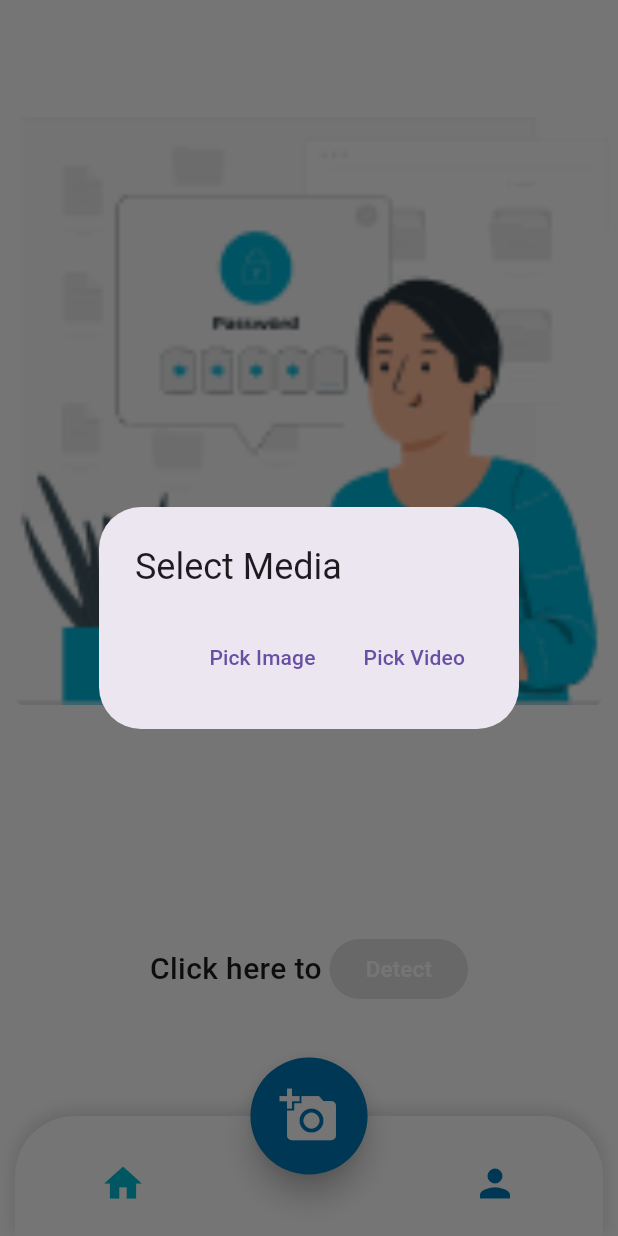
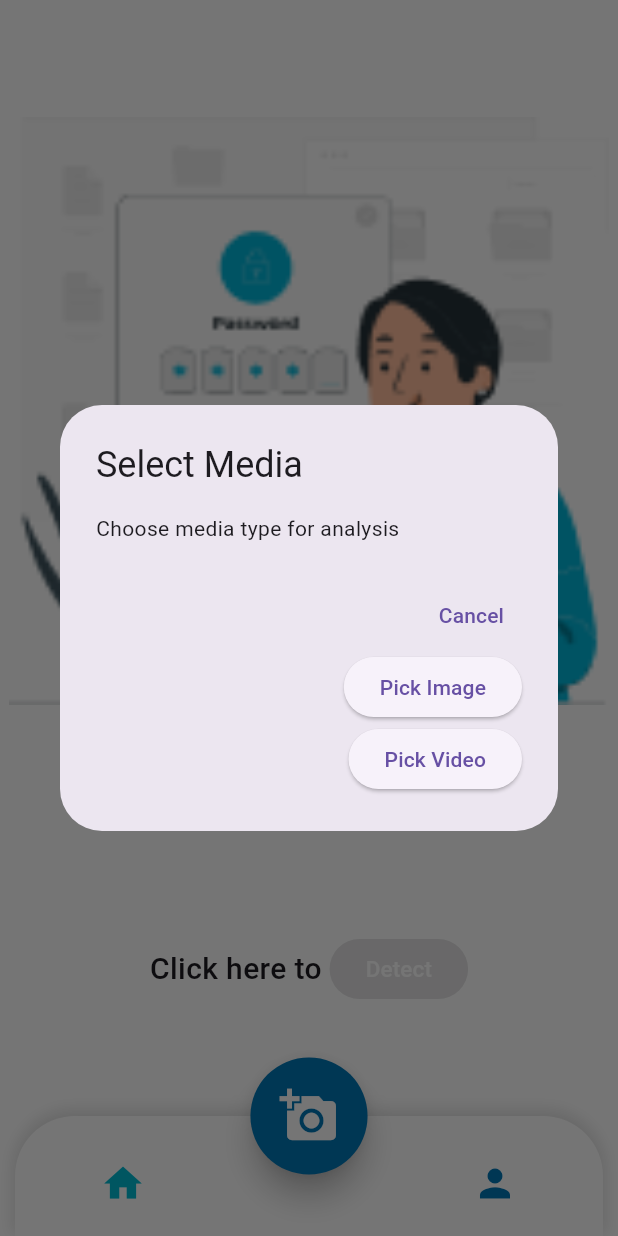
Before and after one commit to HasnaaHabib1/deefake_app, a Flutter app: the HomePage screen opened by its route, after a tap on the "add a photo" icon, on a phone screen of 412 x 824 dp. Run offline on Flutter 3.47's test engine with Material 3 defaults, Android fonts, the phone set to English and light mode, and no system bars; our stand-ins replace dio, flutter_secure_storage, image_picker, video_player; accounts and stored records are empty.

Commit message:
fix issue of video analyise

```diff
--- a/lib/screens/home_page.dart
+++ b/lib/screens/home_page.dart
@@ -1,10 +1,16 @@
 import 'dart:io';
 import 'package:deep_fake/services/model_servise.dart';
-import 'package:deep_fake/services/models/response/user.dart';
 import 'package:deep_fake/screens/result_page.dart';
 import 'package:flutter/material.dart';
 import 'package:image_picker/image_picker.dart';
 import 'package:video_player/video_player.dart';
+
+class MediaFile {
+  final XFile file;
+  final bool isVideo;
+
+  MediaFile(this.file, this.isVideo);
+}
 
 class HomePage extends StatefulWidget {
   @override
@@ -21,46 +27,119 @@ class _HomePageState extends State<HomePage> {
   Future<void> _pickMedia() async {
     final picker = ImagePicker();
 
-    final pickedFile = await showDialog<XFile?>(
+    try {
+      bool? isVideo = await showDialog<bool>(
         context: context,
         builder: (context) => AlertDialog(
-        title: Text("Select Media"),
+          title: const Text('Select Media'),
+          content: const Text('Choose media type for analysis'),
           actions: [
             TextButton(
+              onPressed: () {
+                Navigator.of(context).pop(null);
+              },
+              child: const Text('Cancel'),
+            ),
+            ElevatedButton(
               onPressed: () async {
-              final file = await picker.pickImage(source: ImageSource.gallery);
-              Navigator.of(context).pop(file);
+                Navigator.of(context).pop(false);
               },
-            child: Text("Pick Image"),
+              child: const Text('Pick Image'),
             ),
-          TextButton(
+            ElevatedButton(
               onPressed: () async {
-              final file = await picker.pickVideo(source: ImageSource.gallery);
-              Navigator.of(context).pop(file);
+                Navigator.of(context).pop(true);
               },
-            child: Text("Pick Video"),
+              child: const Text('Pick Video'),
             ),
           ],
         ),
       );
 
-    if (pickedFile != null) {
-      File file = File(pickedFile.path);
-      bool isVideo = pickedFile.path.toLowerCase().endsWith('.mp4') ||
-          pickedFile.path.toLowerCase().endsWith('.mov');
+      if (isVideo == null) return;
+
+      final XFile? pickedFile;
+      if (isVideo) {
+        pickedFile = await picker.pickVideo(
+          source: ImageSource.gallery,
+          maxDuration: const Duration(minutes: 10),
+        );
+      } else {
+        pickedFile = await picker.pickImage(
+          source: ImageSource.gallery,
+          maxWidth: 1920,
+          maxHeight: 1080,
+          imageQuality: 85,
+        );
+      }
+
+      if (pickedFile == null) return;
+
+      final String ext = pickedFile.path.split('.').last.toLowerCase();
+      final List<String> supportedVideoFormats = [
+        'mp4',
+        'mov',
+        'avi',
+        'mkv',
+        'wmv',
+        'flv',
+        '3gp',
+        'webm'
+      ];
+      final List<String> supportedImageFormats = [
+        'jpg',
+        'jpeg',
+        'png',
+        'webp',
+        'gif'
+      ];
+
+      if (isVideo && !supportedVideoFormats.contains(ext)) {
+        if (mounted) {
+          ScaffoldMessenger.of(context).showSnackBar(
+            SnackBar(
+              content: Text(
+                  'Unsupported video format. Supported formats: ${supportedVideoFormats.join(", ")}'),
+              backgroundColor: Colors.red,
+            ),
+          );
+        }
+        return;
+      } else if (!isVideo && !supportedImageFormats.contains(ext)) {
+        if (mounted) {
+          ScaffoldMessenger.of(context).showSnackBar(
+            SnackBar(
+              content: Text(
+                  'Unsupported image format. Supported formats: ${supportedImageFormats.join(", ")}'),
+              backgroundColor: Colors.red,
+            ),
+          );
+        }
+        return;
+      }
+
+      final path = pickedFile.path;
 
       setState(() {
-        _media = file;
+        _media = File(path);
         _isVideo = isVideo;
       });
 
       if (isVideo) {
         _videoController?.dispose();
-        _videoController = VideoPlayerController.file(file)
-          ..initialize().then((_) {
+        _videoController = VideoPlayerController.file(_media!);
+        await _videoController!.initialize();
         setState(() {});
-            _videoController!.pause();
-          });
+      }
+    } catch (e) {
+      print('Error picking media: $e');
+      if (mounted) {
+        ScaffoldMessenger.of(context).showSnackBar(
+          SnackBar(
+            content: Text('Error selecting media: ${e.toString()}'),
+            backgroundColor: Colors.red,
+          ),
+        );
       }
     }
   }
@@ -121,35 +200,32 @@ class _HomePageState extends State<HomePage> {
                       color: Colors.grey.withOpacity(0.4),
                       spreadRadius: 4,
                       blurRadius: 15,
-                      offset: Offset(0, 8),
+                      offset: const Offset(0, 8),
                     ),
                 ],
-                image: _isVideo
-                    ? null
-                    : _media != null
-                        ? DecorationImage(
-                            image: FileImage(_media!),
-                            fit: BoxFit.contain,
-                          )
-                        : DecorationImage(
-                            image: AssetImage('assets/login_image.png'),
-                            fit: BoxFit.contain,
               ),
-              ),
-              child: _isVideo
-                  ? _videoController != null &&
-                          _videoController!.value.isInitialized
+              child: _media != null
+                  ? ClipRRect(
+                      borderRadius: BorderRadius.circular(20),
+                      child: _isVideo && _videoController != null
                           ? AspectRatio(
                               aspectRatio: _videoController!.value.aspectRatio,
                               child: VideoPlayer(_videoController!),
                             )
-                      : Center(child: CircularProgressIndicator())
-                  : null,
+                          : Image.file(
+                              _media!,
+                              fit: BoxFit.contain,
+                            ),
+                    )
+                  : Image.asset(
+                      'assets/login_image.png',
+                      fit: BoxFit.contain,
+                    ),
             ),
             Row(
               mainAxisAlignment: MainAxisAlignment.center,
               children: [
-                Text(
+                const Text(
                   'Click here to ',
                   style: TextStyle(fontSize: 20, fontWeight: FontWeight.w500),
                 ),
@@ -159,11 +235,11 @@ class _HomePageState extends State<HomePage> {
                           setState(() => _isLoading = true);
                           try {
                             FileApiService api = FileApiService();
-                            final result = await api.predictImage(_media!);
-                            print(
-                                'Prediction: ${result['prediction']}, Confidence: ${result['confidence']}');
+                            final result = _isVideo
+                                ? await api.predictVideo(_media!)
+                                : await api.predictImage(_media!);
 
-                            // Navigate to result page
+                            if (mounted) {
                               Navigator.push(
                                 context,
                                 MaterialPageRoute(
@@ -171,27 +247,32 @@ class _HomePageState extends State<HomePage> {
                                       ResultPage(imageFile: _media),
                                 ),
                               );
-                            print(
-                                'Prediction: ${result['prediction']}, Confidence: ${result['confidence']}');
+                            }
                           } catch (e) {
-                            print('Error analyzing image: $e');
+                            print('Error analyzing media: $e');
+                            if (mounted) {
                               ScaffoldMessenger.of(context).showSnackBar(
                                 SnackBar(
-                                  content: Text('Failed to analyze image: $e')),
+                                  content: Text('Failed to analyze media: $e'),
+                                  backgroundColor: Colors.red,
+                                ),
                               );
+                            }
                           } finally {
+                            if (mounted) {
                               setState(() => _isLoading = false);
+                            }
                           }
                         }
                       : null,
                   style: ElevatedButton.styleFrom(
-                    backgroundColor: Color(0xff0177b7),
+                    backgroundColor: const Color(0xff0177b7),
                     shape: RoundedRectangleBorder(
                       borderRadius: BorderRadius.circular(30),
                     ),
                   ),
                   child: _isLoading
-                      ? SizedBox(
+                      ? const SizedBox(
                           width: 20,
                           height: 20,
                           child: CircularProgressIndicator(
@@ -199,7 +280,7 @@ class _HomePageState extends State<HomePage> {
                             strokeWidth: 2,
                           ),
                         )
-                      : Text(
+                      : const Text(
                           'Detect',
                           style: TextStyle(color: Colors.white, fontSize: 15),
                         ),
@@ -220,25 +301,25 @@ class _HomePageState extends State<HomePage> {
       ),
       floatingActionButton: TweenAnimationBuilder<double>(
         tween: Tween(begin: 0.9, end: 1.2),
-        duration: Duration(seconds: 5),
+        duration: const Duration(seconds: 5),
         curve: Curves.easeInOut,
         builder: (context, scale, child) {
           return Transform.scale(scale: scale, child: child);
         },
         onEnd: () {
-          Future.delayed(Duration(milliseconds: 100), () {
-            if (mounted) setState(() {});
-          });
+          if (mounted) {
+            setState(() {});
+          }
         },
         child: SizedBox(
           width: 70,
           height: 80,
           child: FloatingActionButton(
             onPressed: _pickMedia,
-            backgroundColor: Color.fromRGBO(1, 119, 183, 1),
-            shape: CircleBorder(),
+            backgroundColor: const Color(0xff0177b7),
+            shape: const CircleBorder(),
             elevation: 8,
-            child: Icon(Icons.add_a_photo, color: Colors.white, size: 35),
+            child: const Icon(Icons.add_a_photo, color: Colors.white, size: 35),
           ),
         ),
       ),
--- a/lib/services/model_servise.dart
+++ b/lib/services/model_servise.dart
@@ -9,6 +9,19 @@ class FileApiService {
   late final Dio _dio;
   String? _token;
 
+  // Define supported media formats
+  static const supportedVideoFormats = [
+    'mp4',
+    'mov',
+    'avi',
+    'mkv',
+    'wmv',
+    'flv',
+    '3gp',
+    'webm'
+  ];
+  static const supportedImageFormats = ['jpg', 'jpeg', 'png', 'webp', 'gif'];
+
   FileApiService({String? token, String? customBaseUrl})
       : baseUrl = customBaseUrl ?? defaultBaseUrl {
     _token = token;
@@ -18,9 +31,10 @@ class FileApiService {
           'Content-Type': 'multipart/form-data',
           if (_token != null) 'Authorization': 'Bearer $_token',
         },
-        connectTimeout: const Duration(minutes: 1),
-        receiveTimeout: const Duration(minutes: 1),
-        sendTimeout: const Duration(minutes: 1),
+        connectTimeout:
+            const Duration(minutes: 10), // Increased for video processing
+        receiveTimeout: const Duration(minutes: 10),
+        sendTimeout: const Duration(minutes: 10),
         validateStatus: (status) {
           return status != null && status < 500;
         }));
@@ -30,6 +44,13 @@ class FileApiService {
       responseBody: true,
       error: true,
     ));
+  }
+
+  bool _isValidMediaFormat(String filePath, bool isVideo) {
+    final ext = filePath.split('.').last.toLowerCase();
+    return isVideo
+        ? supportedVideoFormats.contains(ext)
+        : supportedImageFormats.contains(ext);
   }
 
   Future<UserFile> uploadFile(File file) async {
@@ -81,16 +102,48 @@ class FileApiService {
   }
 
   Future<Map<String, dynamic>> predictImage(File file) async {
+    return predictMedia(file, false);
+  }
+
+  Future<Map<String, dynamic>> predictVideo(File file) async {
+    return predictMedia(file, true);
+  }
+
+  Future<Map<String, dynamic>> predictMedia(File file, bool isVideo) async {
     try {
+      // Validate file format
+      if (!_isValidMediaFormat(file.path, isVideo)) {
+        final supportedFormats =
+            isVideo ? supportedVideoFormats : supportedImageFormats;
+        throw Exception(
+            'Unsupported file format. Supported formats: ${supportedFormats.join(", ")}');
+      }
+
+      // Get file size in MB
+      final fileSize = await file.length() / (1024 * 1024);
+      if (isVideo && fileSize > 100) {
+        // 100MB limit for videos
+        throw Exception(
+            'Video file is too large. Maximum size allowed is 100MB');
+      } else if (!isVideo && fileSize > 10) {
+        // 10MB limit for images
+        throw Exception(
+            'Image file is too large. Maximum size allowed is 10MB');
+      }
+
       String fileName = file.path.split('/').last;
       FormData formData = FormData.fromMap({
         'file': await MultipartFile.fromFile(file.path, filename: fileName),
+        'media_type': isVideo ? 'video' : 'image'
       });
 
-      print('Sending request to: $baseUrl/predict/');
+      const endpoint = '/predict/';
+      print('Sending request to: $baseUrl$endpoint');
+      print(
+          'File type: ${isVideo ? "video" : "image"}, Size: ${fileSize.toStringAsFixed(2)}MB');
 
       final response = await _dio.post(
-        '/predict/',
+        endpoint,
         data: formData,
         options: Options(
           headers: {
@@ -98,7 +151,7 @@ class FileApiService {
           },
           followRedirects: true,
           validateStatus: (status) {
-            return status != null && (status < 500 && status != 307);
+            return status != null && status < 500;
           },
         ),
       );
@@ -122,25 +175,37 @@ class FileApiService {
               'Invalid response type. Expected Map, got: ${response.data.runtimeType}');
           throw Exception('Server returned unexpected data format');
         }
+      } else if (response.statusCode == 400) {
+        final errorMessage =
+            response.data?['detail'] ?? 'Invalid file format or corrupted file';
+        throw Exception(errorMessage);
       } else {
         throw Exception('Server returned status: ${response.statusCode}');
       }
     } catch (e) {
-      print('Error in predictImage:');
-      print(e);
       if (e is DioException) {
-        if (e.response?.statusCode == 307) {
-          print('Received redirect response. Headers: ${e.response?.headers}');
+        if (e.type == DioExceptionType.connectionTimeout) {
           throw Exception(
-              'Server is redirecting the request. Please use the correct endpoint with trailing slash');
+              'Connection timeout. ${isVideo ? "Video processing may take longer than expected." : "Please try again."}');
         }
-        if (e.type == DioExceptionType.connectionTimeout ||
-            e.type == DioExceptionType.connectionError) {
+        if (e.type == DioExceptionType.connectionError) {
           throw Exception(
-              'Cannot connect to server at $baseUrl - Please check if the server is running');
+              'Cannot connect to server. Please check your internet connection and try again.');
+        }
+        if (e.response?.statusCode == 400) {
+          final errorMessage = e.response?.data?['detail'] ??
+              (isVideo
+                  ? 'Invalid video format or corrupted file'
+                  : 'Invalid image format or corrupted file');
+          throw Exception(errorMessage);
+        }
+        if (e.response?.statusCode == 500) {
+          final errorMessage = e.response?.data?['detail'] ?? 'Server error';
+          throw Exception('Server error: $errorMessage');
         }
       }
-      rethrow;
+      print('Error during prediction: $e');
+      throw Exception('Failed to analyze media: $e');
     }
   }
 }
```
Also changed, not shown: lib/screens/result_page.dart (+99 -28 lines), 4 other files. Lines whose indentation alone changed are shown as unchanged.
